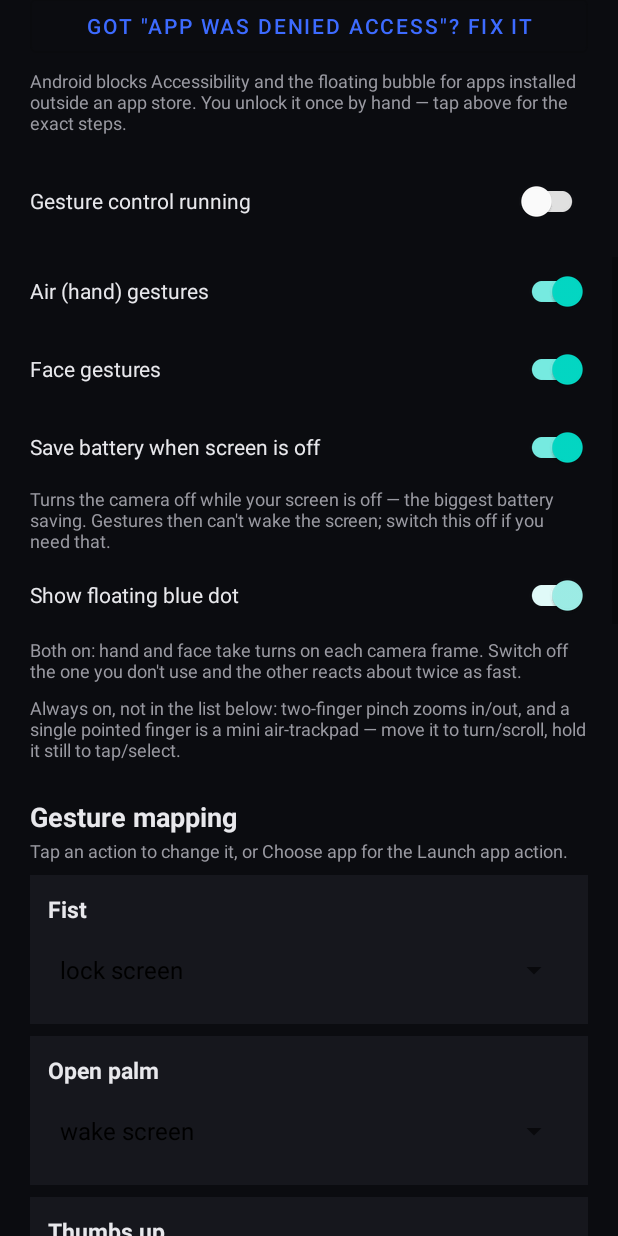
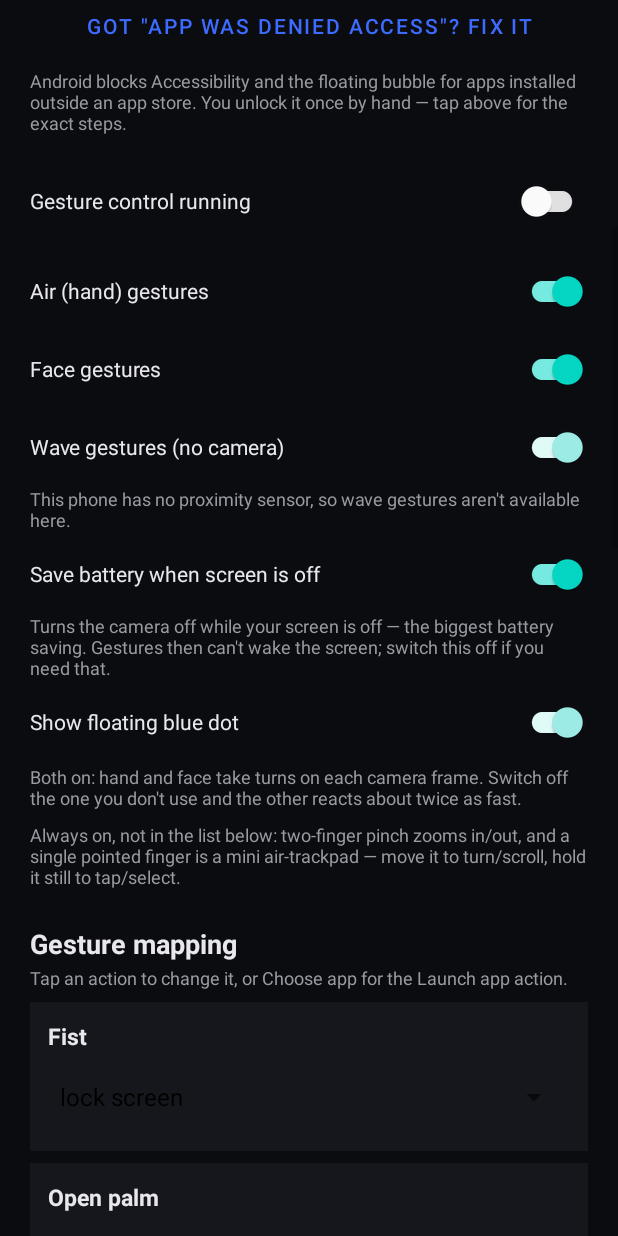
Before and after one commit to selvavishnum/Ai-motion-option, an Android app built with Jetpack Compose: the screen it shows after launch (MainActivity), scrolled down 576 dp, on a phone screen of 412 x 824 dp. Run offline under Robolectric (Android 15) with nearby library versions, the phone set to English and light mode, and no system bars; pictures from the network do not load.

Commit message:
Add camera-free wave gestures on the proximity sensor
Asked whether air gestures can work without the camera. Mostly no: hand
shape, direction, pinch and every face gesture require actually seeing
the hand, and no sensor on the phone substitutes for that. But the
proximity sensor can detect a hand passing over the top of the phone,
which is enough for a small third trigger modality.

Wave once and wave twice, both remappable, defaulting to wake-screen and
home. The vocabulary is deliberately tiny because the hardware reports
exactly one bit -- something is near, or nothing is -- so counting waves
is the entire available signal.

What it buys is power and coverage. The sensor is hardware-triggered and
costs a fraction of a milliamp against continuous capture plus
inference, and crucially it runs independently of the camera, including
while the camera is released for the screen being off. That closes the
gap the previous change opened: waving to wake the screen still works
with battery saving on, instead of forcing a choice between the two.

A hand crossing the sensor covers it briefly, so anything covered for
longer than ~1.2s is rejected as a pocket, a face-down phone or a call.
Without that guard the mode fires continuously in a pocket, which would
make it worse than useless.

The mapping list reuses the existing generic GestureMappingAdapter
rather than duplicating a third near-identical adapter. Devices without
a proximity sensor disable the switch and say why, rather than offering
a control that silently does nothing.

```diff
--- a/android/app/src/main/java/com/aimotion/handsfree/MainActivity.kt
+++ b/android/app/src/main/java/com/aimotion/handsfree/MainActivity.kt
@@ -6,6 +6,8 @@ import android.content.ComponentName
 import android.content.Context
 import android.content.Intent
 import android.content.pm.PackageManager
+import android.hardware.Sensor
+import android.hardware.SensorManager
 import android.net.Uri
 import android.os.Bundle
 import android.os.PowerManager
@@ -26,6 +28,8 @@ import com.aimotion.handsfree.gesture.GestureMappingStore
 import com.aimotion.handsfree.gesture.GestureToggleStore
 import com.aimotion.handsfree.gesture.AirSensorDeviceAdminReceiver
 import com.aimotion.handsfree.gesture.MAPPABLE_GESTURES
+import com.aimotion.handsfree.gesture.ProximityGesture
+import com.aimotion.handsfree.gesture.ProximityMappingStore
 import com.aimotion.handsfree.overlay.OverlayBubbleService
 import com.aimotion.handsfree.ui.paper.PaperShowcaseActivity
 
@@ -37,6 +41,8 @@ class MainActivity : AppCompatActivity() {
     private lateinit var faceMappingStore: FaceMappingStore
     private lateinit var faceMapping: MutableMap<FaceGesture, GestureAction>
     private lateinit var toggles: GestureToggleStore
+    private lateinit var waveMappingStore: ProximityMappingStore
+    private lateinit var waveMapping: MutableMap<ProximityGesture, GestureAction>
 
     private val requestCamera = registerForActivityResult(ActivityResultContracts.RequestPermission()) { granted ->
         refreshStatus()
@@ -53,6 +59,8 @@ class MainActivity : AppCompatActivity() {
         faceMappingStore = FaceMappingStore(this)
         faceMapping = faceMappingStore.load().toMutableMap()
         toggles = GestureToggleStore(this)
+        waveMappingStore = ProximityMappingStore(this)
+        waveMapping = waveMappingStore.load().toMutableMap()
 
         binding.mappingList.layoutManager = LinearLayoutManager(this)
         binding.mappingList.adapter = GestureMappingAdapter(
@@ -80,6 +88,23 @@ class MainActivity : AppCompatActivity() {
                     faceMapping[gesture] = GestureAction(ActionType.LAUNCH_APP, packageName)
                     faceMappingStore.save(faceMapping)
                     binding.faceMappingList.adapter?.notifyDataSetChanged()
+                }
+            },
+        )
+
+        // The adapter is generic over its trigger type, so a third modality reuses it rather than
+        // duplicating a near-identical list.
+        binding.waveMappingList.layoutManager = LinearLayoutManager(this)
+        binding.waveMappingList.adapter = GestureMappingAdapter(
+            triggers = ProximityGesture.entries.toList(),
+            labelOf = { it.label },
+            mapping = waveMapping,
+            onChanged = { _, _ -> waveMappingStore.save(waveMapping) },
+            onChooseApp = { gesture ->
+                showAppPicker(gesture.label) { packageName ->
+                    waveMapping[gesture] = GestureAction(ActionType.LAUNCH_APP, packageName)
+                    waveMappingStore.save(waveMapping)
+                    binding.waveMappingList.adapter?.notifyDataSetChanged()
                 }
             },
         )
@@ -118,6 +143,10 @@ class MainActivity : AppCompatActivity() {
         binding.faceGestureSwitch.setOnCheckedChangeListener { _, checked ->
             toggles.faceEnabled = checked
             refreshStatus()
+        }
+        binding.waveGestureSwitch.isChecked = toggles.waveEnabled
+        binding.waveGestureSwitch.setOnCheckedChangeListener { _, checked ->
+            toggles.waveEnabled = checked
         }
         binding.batterySaverSwitch.isChecked = toggles.pauseWhenScreenOff
         binding.batterySaverSwitch.setOnCheckedChangeListener { _, checked ->
@@ -222,6 +251,17 @@ class MainActivity : AppCompatActivity() {
         binding.serviceSwitch.isEnabled = cameraOk && a11yOk
         binding.bubbleSwitch.isEnabled = overlayOk
 
+        // Not every phone has a proximity sensor. Say so plainly rather than leaving a switch
+        // that silently does nothing.
+        val hasProximity = (getSystemService(Context.SENSOR_SERVICE) as SensorManager)
+            .getDefaultSensor(Sensor.TYPE_PROXIMITY) != null
+        binding.waveGestureSwitch.isEnabled = hasProximity
+        binding.waveHintText.text = if (hasProximity) {
+            "Uses the proximity sensor instead of the camera — almost no battery, and it still works while the screen is off. Only wave once or twice; it can't see hand shapes."
+        } else {
+            "This phone has no proximity sensor, so wave gestures aren't available here."
+        }
+
         // Spell out the live speed consequence of the two switches, since it isn't obvious that
         // turning one modality off makes the other one react faster.
         binding.speedHintText.text = when {
--- a/android/app/src/main/java/com/aimotion/handsfree/gesture/GestureToggleStore.kt
+++ b/android/app/src/main/java/com/aimotion/handsfree/gesture/GestureToggleStore.kt
@@ -21,6 +21,7 @@ class GestureToggleStore(context: Context) {
     @Volatile private var faceCache = prefs.getBoolean(KEY_FACE, true)
     @Volatile private var bubbleCache = prefs.getBoolean(KEY_BUBBLE, true)
     @Volatile private var pauseScreenOffCache = prefs.getBoolean(KEY_PAUSE_SCREEN_OFF, true)
+    @Volatile private var waveCache = prefs.getBoolean(KEY_WAVE, true)
 
     // Held in a field on purpose: SharedPreferences keeps listeners weakly, so one with no strong
     // reference is collected and silently stops firing.
@@ -30,12 +31,14 @@ class GestureToggleStore(context: Context) {
             KEY_FACE -> faceCache = p.getBoolean(KEY_FACE, true)
             KEY_BUBBLE -> bubbleCache = p.getBoolean(KEY_BUBBLE, true)
             KEY_PAUSE_SCREEN_OFF -> pauseScreenOffCache = p.getBoolean(KEY_PAUSE_SCREEN_OFF, true)
+            KEY_WAVE -> waveCache = p.getBoolean(KEY_WAVE, true)
             // key is null when preferences are cleared wholesale; re-read everything.
             null -> {
                 handCache = p.getBoolean(KEY_HAND, true)
                 faceCache = p.getBoolean(KEY_FACE, true)
                 bubbleCache = p.getBoolean(KEY_BUBBLE, true)
                 pauseScreenOffCache = p.getBoolean(KEY_PAUSE_SCREEN_OFF, true)
+                waveCache = p.getBoolean(KEY_WAVE, true)
             }
         }
     }
@@ -85,10 +88,24 @@ class GestureToggleStore(context: Context) {
             prefs.edit().putBoolean(KEY_PAUSE_SCREEN_OFF, value).apply()
         }
 
+    /**
+     * Wave gestures via the proximity sensor. Kept separate from the camera modalities because it
+     * is a different kind of trade: a tiny vocabulary — waves only, no shape or direction — for
+     * almost no battery cost, and it keeps working while the screen is off and the camera is
+     * released.
+     */
+    var waveEnabled: Boolean
+        get() = waveCache
+        set(value) {
+            waveCache = value
+            prefs.edit().putBoolean(KEY_WAVE, value).apply()
+        }
+
     private companion object {
         const val KEY_HAND = "hand_enabled"
         const val KEY_FACE = "face_enabled"
         const val KEY_BUBBLE = "bubble_enabled"
         const val KEY_PAUSE_SCREEN_OFF = "pause_when_screen_off"
+        const val KEY_WAVE = "wave_enabled"
     }
 }
--- /dev/null
+++ b/android/app/src/main/java/com/aimotion/handsfree/gesture/ProximityMappingStore.kt
@@ -0,0 +1,60 @@
+package com.aimotion.handsfree.gesture
+
+import android.content.Context
+import android.content.SharedPreferences
+import org.json.JSONObject
+
+/** Persists the user's wave-gesture -> action mapping, mirroring GestureMappingStore in its own
+ * SharedPreferences file so the three trigger modalities never collide. */
+class ProximityMappingStore(context: Context) {
+    private val prefs = context.getSharedPreferences("proximity_mapping", Context.MODE_PRIVATE)
+
+    // Cached like the other stores: load() is called on every fired gesture, from the sensor
+    // callback, and re-parsing JSON there is pure waste.
+    @Volatile
+    private var cached: Map<ProximityGesture, GestureAction>? = null
+
+    // Strong reference required — SharedPreferences holds listeners weakly.
+    private val invalidate = SharedPreferences.OnSharedPreferenceChangeListener { _, _ ->
+        cached = null
+    }
+
+    init {
+        prefs.registerOnSharedPreferenceChangeListener(invalidate)
+    }
+
+    fun load(): Map<ProximityGesture, GestureAction> = cached ?: parse().also { cached = it }
+
+    private fun parse(): Map<ProximityGesture, GestureAction> {
+        val raw = prefs.getString(KEY, null) ?: return DEFAULT_PROXIMITY_MAPPING
+        return try {
+            val json = JSONObject(raw)
+            ProximityGesture.entries.associateWith { gesture ->
+                val entry = json.optJSONObject(gesture.name)
+                    ?: return@associateWith DEFAULT_PROXIMITY_MAPPING.getValue(gesture)
+                GestureAction(
+                    type = ActionType.valueOf(entry.getString("type")),
+                    packageName = entry.optString("packageName").ifEmpty { null },
+                )
+            }
+        } catch (_: Exception) {
+            DEFAULT_PROXIMITY_MAPPING
+        }
+    }
+
+    fun save(mapping: Map<ProximityGesture, GestureAction>) {
+        cached = null
+        val json = JSONObject()
+        for ((gesture, action) in mapping) {
+            val entry = JSONObject()
+            entry.put("type", action.type.name)
+            action.packageName?.let { entry.put("packageName", it) }
+            json.put(gesture.name, entry)
+        }
+        prefs.edit().putString(KEY, json.toString()).apply()
+    }
+
+    companion object {
+        private const val KEY = "mapping_json"
+    }
+}
--- a/android/app/src/main/res/layout/activity_main.xml
+++ b/android/app/src/main/res/layout/activity_main.xml
@@ -128,6 +128,23 @@
             android:textColor="@color/onSurface" />
 
         <com.google.android.material.switchmaterial.SwitchMaterial
+            android:id="@+id/waveGestureSwitch"
+            android:layout_width="match_parent"
+            android:layout_height="wrap_content"
+            android:layout_marginTop="4dp"
+            android:text="Wave gestures (no camera)"
+            android:textColor="@color/onSurface" />
+
+        <TextView
+            android:id="@+id/waveHintText"
+            android:layout_width="wrap_content"
+            android:layout_height="wrap_content"
+            android:layout_marginTop="2dp"
+            android:text="Uses the proximity sensor instead of the camera — almost no battery, and it still works while the screen is off. Only wave once or twice; it can't see hand shapes."
+            android:textColor="@color/muted"
+            android:textSize="12sp" />
+
+        <com.google.android.material.switchmaterial.SwitchMaterial
             android:id="@+id/batterySaverSwitch"
             android:layout_width="match_parent"
             android:layout_height="wrap_content"
@@ -216,5 +233,29 @@
             android:layout_marginTop="8dp"
             android:nestedScrollingEnabled="false" />
 
+        <TextView
+            android:layout_width="wrap_content"
+            android:layout_height="wrap_content"
+            android:layout_marginTop="24dp"
+            android:text="Wave gesture mapping"
+            android:textColor="@color/onSurface"
+            android:textSize="18sp"
+            android:textStyle="bold" />
+
+        <TextView
+            android:layout_width="wrap_content"
+            android:layout_height="wrap_content"
+            android:layout_marginTop="2dp"
+            android:text="Wave your hand over the top of the phone, near the earpiece. Hold it there and nothing happens — that's a pocket, not a wave."
+            android:textColor="@color/muted"
+            android:textSize="12sp" />
+
+        <androidx.recyclerview.widget.RecyclerView
+            android:id="@+id/waveMappingList"
+            android:layout_width="match_parent"
+            android:layout_height="wrap_content"
+            android:layout_marginTop="8dp"
+            android:nestedScrollingEnabled="false" />
+
     </LinearLayout>
 </ScrollView>
```
Also changed, not shown: android/app/src/main/java/com/aimotion/handsfree/gesture/GestureControlService.kt (+33 -0 lines), android/app/src/main/java/com/aimotion/handsfree/gesture/ProximityGestureDetector.kt (added, +136 -0 lines), 1 other file.
